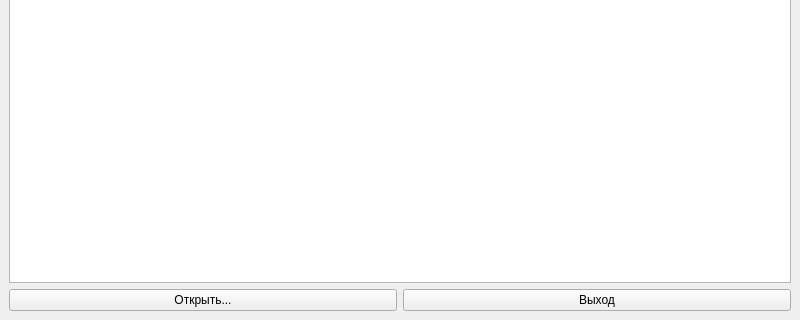
Qt form src/vyu/mainwindow.ui (a2p1k02/vyu) before a commit; both pictures show x 0 to 800 and y 280 to 600 of the 800 by 600 pixel window.
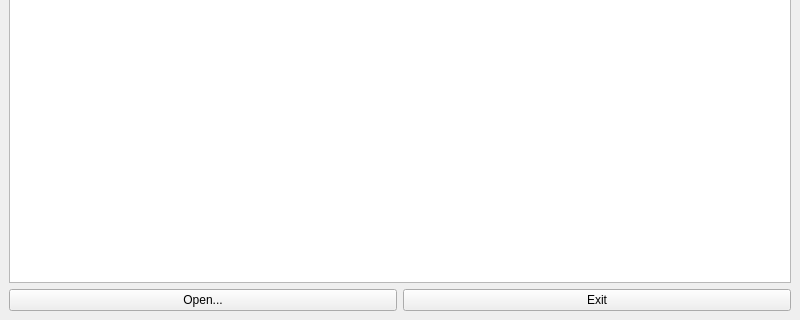
The same form after that commit.

Diff of the .ui file:
```diff
--- a/src/vyu/mainwindow.ui
+++ b/src/vyu/mainwindow.ui
@@ -18,14 +18,14 @@
     <item row="1" column="0">
      <widget class="QPushButton" name="openImage">
       <property name="text">
-       <string>Открыть...</string>
+       <string>Open...</string>
       </property>
      </widget>
     </item>
     <item row="1" column="1">
      <widget class="QPushButton" name="quitBtn">
       <property name="text">
-       <string>Выход</string>
+       <string>Exit</string>
       </property>
      </widget>
     </item>
```
